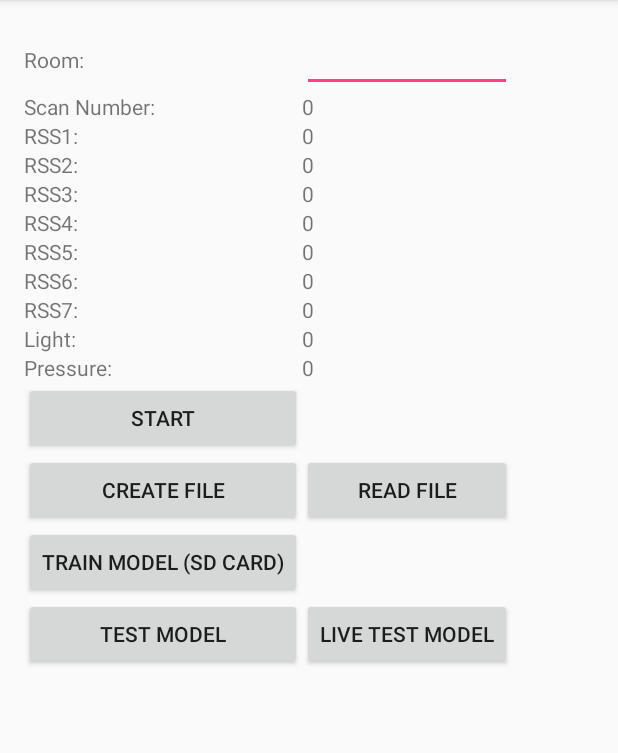
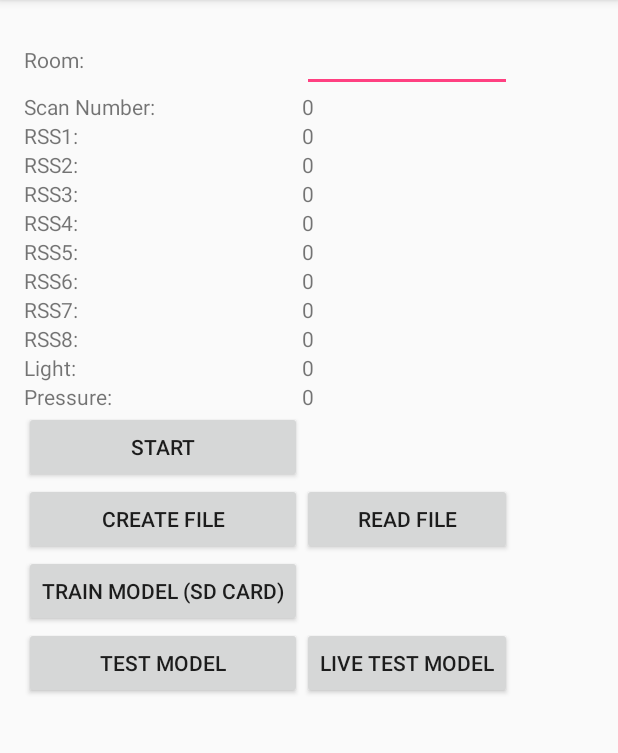
Before and after one commit to JoelNiklaus/IndoLoc, an Android app: the CollectDataActivity screen opened directly, with no data from a screen before it, on a phone screen of 412 x 824 dp, the part 84-837 px from its top. Run offline under Robolectric (Android 15) with nearby library versions, the phone set to English and light mode, and no system bars; libraries missing offline, so code that uses them is left out: weka.classifiers, weka.classifiers.bayes, weka.classifiers.functions, weka.classifiers.lazy, weka.classifiers.meta and 4 more.

Commit message:
changed from Name to MAC detection with rssi values

```diff
--- a/app/src/main/java/ch/joelniklaus/indoloc/activities/CollectDataActivity.java
+++ b/app/src/main/java/ch/joelniklaus/indoloc/activities/CollectDataActivity.java
@@ -31,7 +31,8 @@ import weka.core.Instances;
 
 public class CollectDataActivity extends AppCompatActivity implements SensorEventListener {
 
-    private TextView scanText, rss1Text, rss2Text, rss3Text, rss4Text, rss5Text, rss6Text, rss7Text, lightText, pressureText;
+    private TextView scanText, rss1Text, rss2Text, rss3Text, rss4Text, rss5Text, rss6Text, rss7Text, rss8Text, lightText, pressureText;
+    private TextView scanValue, rss1Value, rss2Value, rss3Value, rss4Value, rss5Value, rss6Value, rss7Value, rss8Value, lightValue, pressureValue;
     private Button startButton;
     private EditText roomEditText;
 
@@ -45,7 +46,7 @@ public class CollectDataActivity extends AppCompatActivity implements SensorEven
     private int scanNumber = 0;
     private boolean registering = false;
 
-    public static final int NUMBER_OF_ACCESS_POINTS = 7;
+    public static final int NUMBER_OF_ACCESS_POINTS = 8;
     public static final int NUMBER_OF_SENSORS = 2;
 
 
@@ -65,32 +66,45 @@ public class CollectDataActivity extends AppCompatActivity implements SensorEven
             // search by SSID
             for (int i = 0; i < scanResults.size(); i++) {
                 ScanResult scanResult = scanResults.get(i);
-                /*
-                switch (scanResult.SSID) {
-                    case "My Passwort is Monkey":
-                        rssList.set(0, scanResult.level);
-                        rss1Text.setText(scanResult.BSSID);
-                    case "ADCH-Guest":
-                        rssList.set(1, scanResult.level);
-                        rss2Text.setText(scanResult.BSSID);
-                    case "ADCH-Intern":
-                        rssList.set(2, scanResult.level);
-                        rss3Text.setText(scanResult.BSSID);
-                    case "Core-Guest":
-                        rssList.set(3, scanResult.level);
-                        rss4Text.setText(scanResult.BSSID);
-                    case "Core-Intern":
-                        rssList.set(4, scanResult.level);
-                        rss5Text.setText(scanResult.BSSID);
-                    case "UPC248577407":
-                        rssList.set(5, scanResult.level);
-                        rss6Text.setText(scanResult.BSSID);
-                    case "UPC503960977":
-                        rssList.set(6, scanResult.level);
-                        rss7Text.setText(scanResult.BSSID);
+                int level = scanResult.level;
+
+                switch (scanResult.BSSID) {
+                    case "38:10:d5:0e:1f:25":
+                        rssList.set(0, level);
+                        rss1Value.setText(level + "");
+                        rss1Text.setText("My Passwort is Monkey");
+                    case "b4:ee:b4:60:fa:60":
+                        rssList.set(1, level);
+                        rss2Value.setText(level + "");
+                        rss2Text.setText("Chris Breezy");
+                    case "0e:18:d6:97:0c:8e":
+                        rssList.set(2, level);
+                        rss3Value.setText(level + "");
+                        rss3Text.setText("Core-Guest");
+                    case "82:2a:a8:17:34:b3":
+                        rssList.set(3, level);
+                        rss4Value.setText(level + "");
+                        rss4Text.setText("ADCH-Guest");
+                    case "14:49:e0.c9:ef:80":
+                        rssList.set(4, level);
+                        rss5Value.setText(level + "");
+                        rss5Text.setText("UPC503960977");
+                    case "56:67:51:ea.91:85":
+                        rssList.set(5, level);
+                        rss6Value.setText(level + "");
+                        rss6Text.setText("UPC731B685");
+                    case "c4:27:95:89:f3:5a":
+                        rssList.set(6, level);
+                        rss7Value.setText(level + "");
+                        rss7Text.setText("UPC2058401");
+                    case "14:49:e0:c9:ef:88":
+                        rssList.set(7, level);
+                        rss8Value.setText(level + "");
+                        rss8Text.setText("UPC248577407");
                 }
-                */
-                rss1Text.setText(rss1Text.getText() + "\nName: "+scanResult.SSID +", MAC:" + scanResult.BSSID);
+
+
+                //rss1Value.setText(rss1Value.getText() + "\nName: " + scanResult.SSID + "\nMAC:" + scanResult.BSSID);
             }
             saveDataPoint();
         }
@@ -112,16 +126,31 @@ public class CollectDataActivity extends AppCompatActivity implements SensorEven
     }
 
     private void setUpTextViews() {
-        scanText = (TextView) findViewById(R.id.txtScan);
-        rss1Text = (TextView) findViewById(R.id.txtRSS1);
-        rss2Text = (TextView) findViewById(R.id.txtRSS2);
-        rss3Text = (TextView) findViewById(R.id.txtRSS3);
-        rss4Text = (TextView) findViewById(R.id.txtRSS4);
-        rss5Text = (TextView) findViewById(R.id.txtRSS5);
-        rss6Text = (TextView) findViewById(R.id.txtRSS6);
-        rss7Text = (TextView) findViewById(R.id.txtRSS7);
-        lightText = (TextView) findViewById(R.id.txtLight);
-        pressureText = (TextView) findViewById(R.id.txtPressure);
+        scanText = (TextView) findViewById(R.id.txtScanV);
+        scanValue = (TextView) findViewById(R.id.txtScan);
+
+        rss1Text = (TextView) findViewById(R.id.txtRSS1V);
+        rss1Value = (TextView) findViewById(R.id.txtRSS1);
+        rss2Text = (TextView) findViewById(R.id.txtRSS2V);
+        rss2Value = (TextView) findViewById(R.id.txtRSS2);
+        rss3Text = (TextView) findViewById(R.id.txtRSS3V);
+        rss3Value = (TextView) findViewById(R.id.txtRSS3);
+        rss4Text = (TextView) findViewById(R.id.txtRSS4V);
+        rss4Value = (TextView) findViewById(R.id.txtRSS4);
+        rss5Text = (TextView) findViewById(R.id.txtRSS5V);
+        rss5Value = (TextView) findViewById(R.id.txtRSS5);
+        rss6Text = (TextView) findViewById(R.id.txtRSS6V);
+        rss6Value = (TextView) findViewById(R.id.txtRSS6);
+        rss7Text = (TextView) findViewById(R.id.txtRSS7V);
+        rss7Value = (TextView) findViewById(R.id.txtRSS7);
+        rss8Text = (TextView) findViewById(R.id.txtRSS8V);
+        rss8Value = (TextView) findViewById(R.id.txtRSS8);
+
+        lightText = (TextView) findViewById(R.id.txtLightV);
+        lightValue = (TextView) findViewById(R.id.txtLight);
+        pressureText = (TextView) findViewById(R.id.txtPressureV);
+        pressureValue = (TextView) findViewById(R.id.txtPressure);
+
         startButton = (Button) findViewById(R.id.btnStart);
         roomEditText = (EditText) findViewById(R.id.editRoom);
     }
@@ -148,8 +177,11 @@ public class CollectDataActivity extends AppCompatActivity implements SensorEven
     public void onSensorChanged(SensorEvent event) {
 
         sensorsValue = sensorHelper.readSensorData(event);
-        pressureText.setText(Double.toString(sensorsValue.getPressure()));
-        lightText.setText(Double.toString(sensorsValue.getLight()));
+
+        pressureValue.setText(Double.toString(sensorsValue.getPressure()));
+        pressureText.setText("Pressure");
+        lightValue.setText(Double.toString(sensorsValue.getLight()));
+        lightText.setText("Light");
 
         wifiManager.startScan();
     }
@@ -181,7 +213,9 @@ public class CollectDataActivity extends AppCompatActivity implements SensorEven
 
     private void saveDataPoint() {
         if (registering) {
-            scanText.setText(Integer.toString(scanNumber++));
+            scanValue.setText(Integer.toString(scanNumber++));
+            scanText.setText("Scan Number");
+
             DataPoint dataPoint = registerDataPoint();
             this.dataPoints.add(dataPoint);
         }
--- a/app/src/main/java/ch/joelniklaus/indoloc/helpers/WekaHelper.java
+++ b/app/src/main/java/ch/joelniklaus/indoloc/helpers/WekaHelper.java
@@ -10,7 +10,6 @@ import java.util.Random;
 import ch.joelniklaus.indoloc.LibSVM;
 import ch.joelniklaus.indoloc.activities.CollectDataActivity;
 import ch.joelniklaus.indoloc.models.DataPoint;
-import ch.joelniklaus.indoloc.models.SensorsValue;
 import weka.classifiers.Classifier;
 import weka.classifiers.Evaluation;
 import weka.classifiers.bayes.NaiveBayes;
@@ -232,11 +231,11 @@ public class WekaHelper {
                 instanceValues[1 + i] = rssListTemp.get(i);
 
             // sensors
-            SensorsValue sensors = dataPoint.getSensors();
+            //SensorsValue sensors = dataPoint.getSensors();
             //instanceValues[rssListTemp.size() + 1] = sensors.getAmbientTemperature();
             //instanceValues[rssListTemp.size() + 4] = sensors.getRelativeHumidity();
-            instanceValues[rssListTemp.size() + 1] = sensors.getLight();
-            instanceValues[rssListTemp.size() + 2] = sensors.getPressure();
+            //instanceValues[rssListTemp.size() + 1] = sensors.getLight();
+            //instanceValues[rssListTemp.size() + 2] = sensors.getPressure();
 
             data.add(new DenseInstance(1.0, instanceValues));
         }
@@ -260,8 +259,8 @@ public class WekaHelper {
         // sensors
         //attributes.add(new Attribute("ambient_temperature", Attribute.NUMERIC));
         //attributes.add(new Attribute("relative_humidity", Attribute.NUMERIC));
-        attributes.add(new Attribute("light", Attribute.NUMERIC));
-        attributes.add(new Attribute("pressure", Attribute.NUMERIC));
+        //attributes.add(new Attribute("light", Attribute.NUMERIC));
+        //attributes.add(new Attribute("pressure", Attribute.NUMERIC));
         return attributes;
     }
 
--- a/app/src/main/res/layout/activity_collect_data.xml
+++ b/app/src/main/res/layout/activity_collect_data.xml
@@ -208,6 +208,25 @@
         <TableRow>
 
             <TextView
+                android:id="@+id/txtRSS8V"
+                android:layout_width="wrap_content"
+                android:layout_height="wrap_content"
+                android:layout_alignParentLeft="true"
+                android:layout_alignParentStart="true"
+                android:text="RSS8:" />
+
+            <TextView
+                android:id="@+id/txtRSS8"
+                android:layout_width="wrap_content"
+                android:layout_height="wrap_content"
+                android:layout_alignParentLeft="true"
+                android:layout_alignParentStart="true"
+                android:text="0" />
+        </TableRow>
+
+        <TableRow>
+
+            <TextView
                 android:id="@+id/txtLightV"
                 android:layout_width="wrap_content"
                 android:layout_height="wrap_content"
```
Also changed, not shown: 1 other file.
